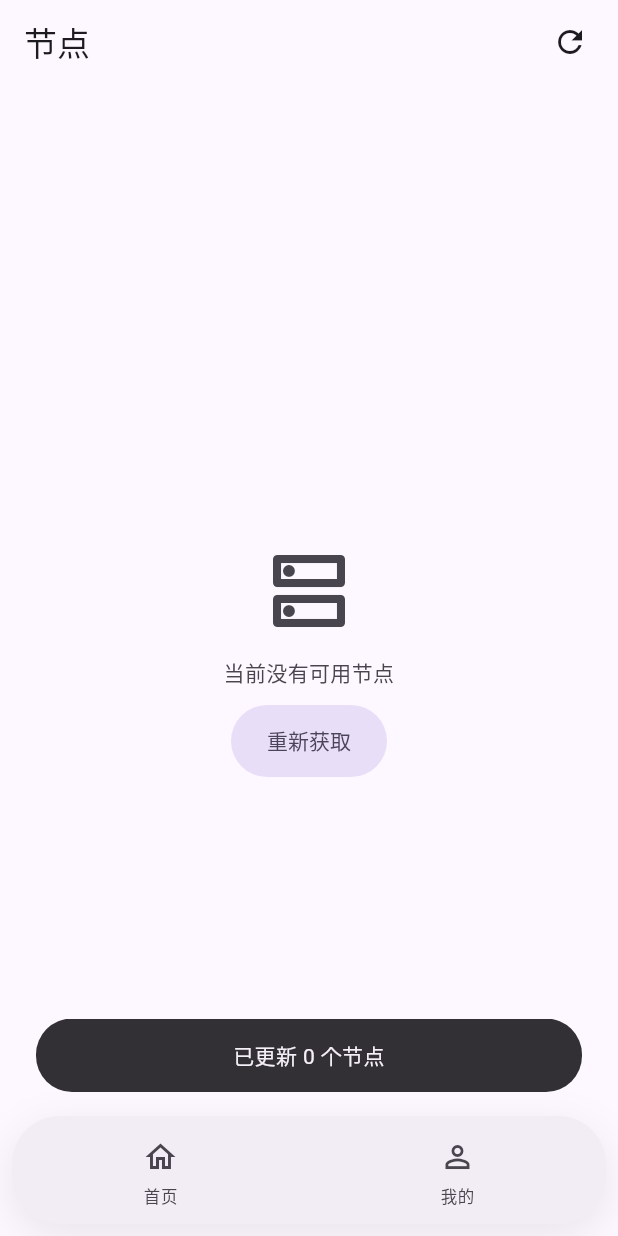
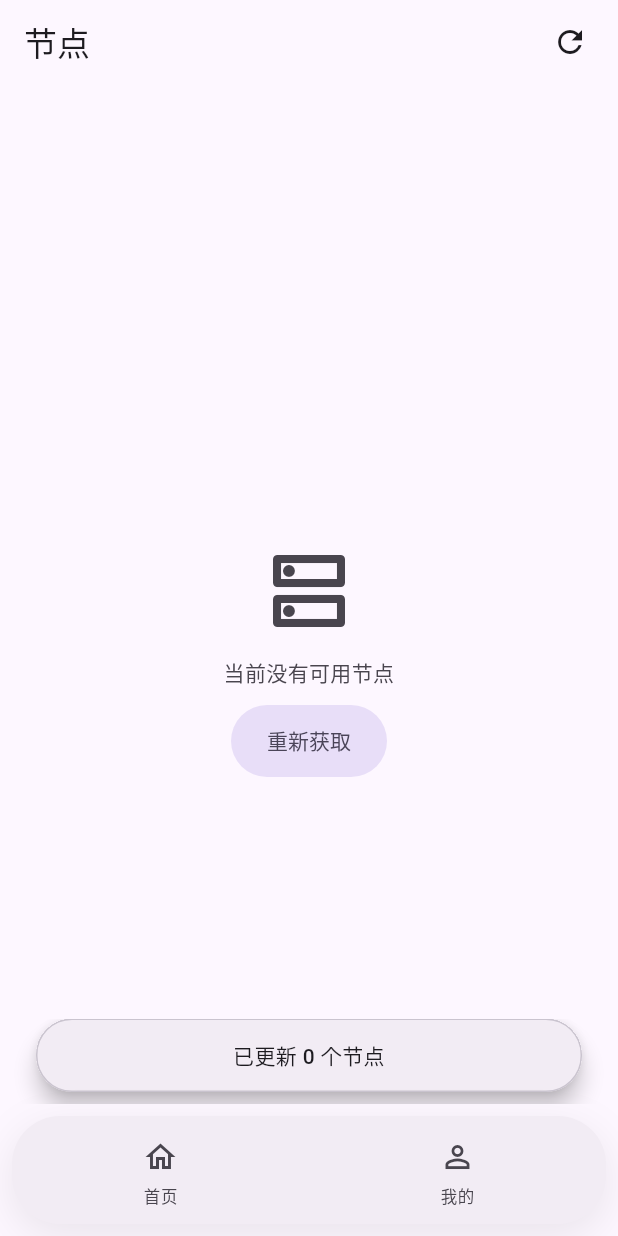
Before and after one commit to YouzSpace/3xui-hub-app, a Flutter app: the NodesPage screen opened by its route, after a tap on the "refresh" icon, on a phone screen of 412 x 824 dp. Run offline on Flutter 3.47's test engine with Material 3 defaults, Android fonts, the phone set to English and light mode, and no system bars; our stand-ins replace cached_network_image, dio, flutter_riverpod, flutter_secure_storage, flutter_svg, go_router and 3 more; missing offline and left inert: flutter_vless, flutter_vless_platform_interface; accounts and stored records are empty; network calls fail.

Commit message:
style(app): toast 改浅色浮层卡片（surfaceContainer 背景 + 细边框）

```diff
--- a/lib/core/ui/app_toast.dart
+++ b/lib/core/ui/app_toast.dart
@@ -4,9 +4,9 @@ import '../theme/spacing.dart';
 
 /// 统一 Toast（美化版 SnackBar，T3.5 之后统一收口）。
 ///
-/// 样式：深色胶囊（`inverseSurface` 背景 + `onInverseSurface` 文字）、
-/// 24 圆角、浮动 + 左右留边距（不再通栏贴边）、文字居中、底部安全区。
-/// 替代各页面默认的深色通栏 SnackBar。
+/// 样式：浅色浮层卡片（`surfaceContainer` 背景 + `onSurface` 文字 +
+/// `outlineVariant` 细边框）、24 圆角胶囊、浮动 + 左右留边距、文字居中、
+/// 轻微阴影。浅色主题下是白色卡片，暗色主题自动跟随。替代默认深色通栏 SnackBar。
 void showAppToast(BuildContext context, String message) {
   final cs = Theme.of(context).colorScheme;
   _show(ScaffoldMessenger.of(context), cs, message);
@@ -26,14 +26,21 @@ void _show(ScaffoldMessengerState messenger, ColorScheme cs, String message) {
         content: Text(
           message,
           textAlign: TextAlign.center,
-          style: TextStyle(color: cs.onInverseSurface, fontSize: 14),
+          style: TextStyle(
+            color: cs.onSurface,
+            fontSize: 14,
+            fontWeight: FontWeight.w500,
+          ),
         ),
         behavior: SnackBarBehavior.floating,
-        backgroundColor: cs.inverseSurface,
-        shape: RoundedRectangleBorder(borderRadius: BorderRadius.circular(24)),
+        backgroundColor: cs.surfaceContainer,
+        shape: RoundedRectangleBorder(
+          borderRadius: BorderRadius.circular(24),
+          side: BorderSide(color: cs.outlineVariant),
+        ),
         duration: const Duration(milliseconds: 2000),
         margin: const EdgeInsets.fromLTRB(Sp.lg, 0, Sp.lg, Sp.sm),
-        elevation: 0,
+        elevation: 6,
       ),
     );
 }
```
